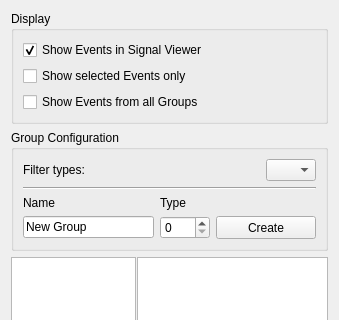
Before: the Qt Designer form applications/mne_analyze/plugins/annotationmanager/annotationsettingsview.ui in mne-tools/mne-cpp, drawn with Qt 5; both pictures show x 0 to 339 and y 0 to 320 of the 339 by 616 pixel window.
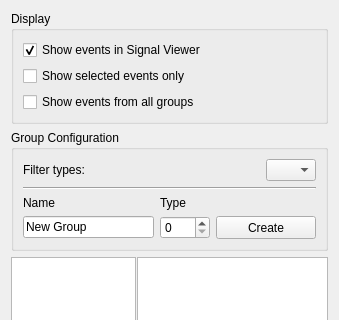
After: the same form once the commit is applied.

Commit message: MAINT, FIX: Requested changed. Also fixed signal when removing rows and added dropdown menu for deleting events. Still need to implement removing events.

What changed in the file:
```diff
--- a/applications/mne_analyze/plugins/annotationmanager/annotationsettingsview.ui
+++ b/applications/mne_analyze/plugins/annotationmanager/annotationsettingsview.ui
@@ -178,7 +178,7 @@
            </sizepolicy>
           </property>
           <property name="text">
-           <string>Show Events in Signal Viewer</string>
+           <string>Show events in Signal Viewer</string>
           </property>
           <property name="checked">
            <bool>true</bool>
@@ -194,14 +194,14 @@
            </sizepolicy>
           </property>
           <property name="text">
-           <string>Show selected Events only</string>
+           <string>Show selected events only</string>
           </property>
          </widget>
         </item>
         <item row="2" column="1">
          <widget class="QCheckBox" name="m_checkBox_showAll">
           <property name="text">
-           <string>Show Events from all Groups</string>
+           <string>Show events from all groups</string>
           </property>
          </widget>
         </item>
```
The commit also changes 5 other files.
